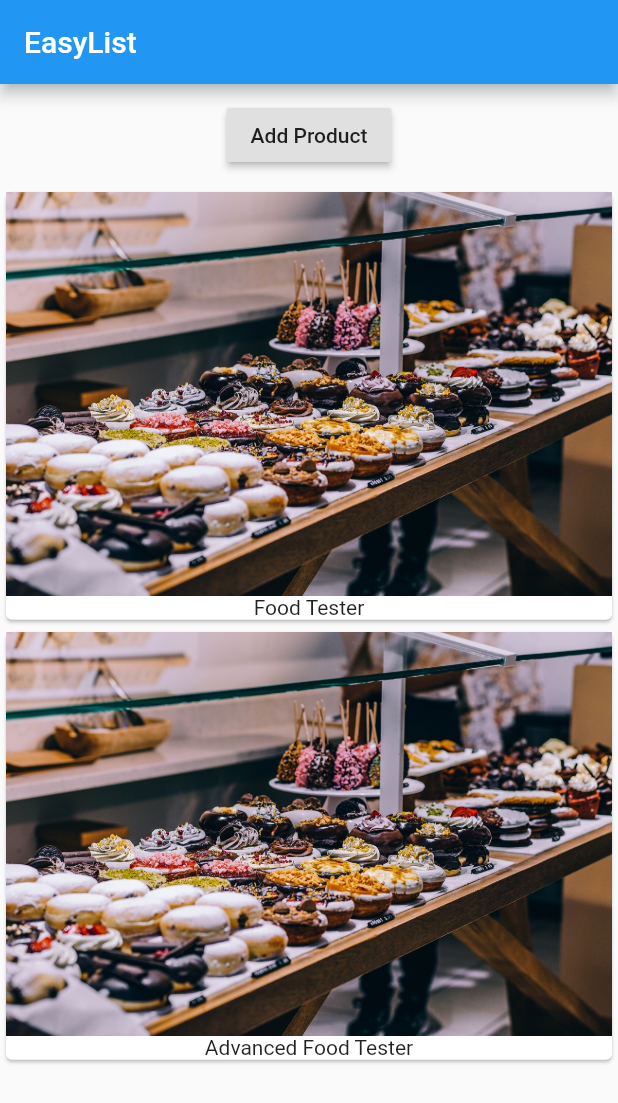
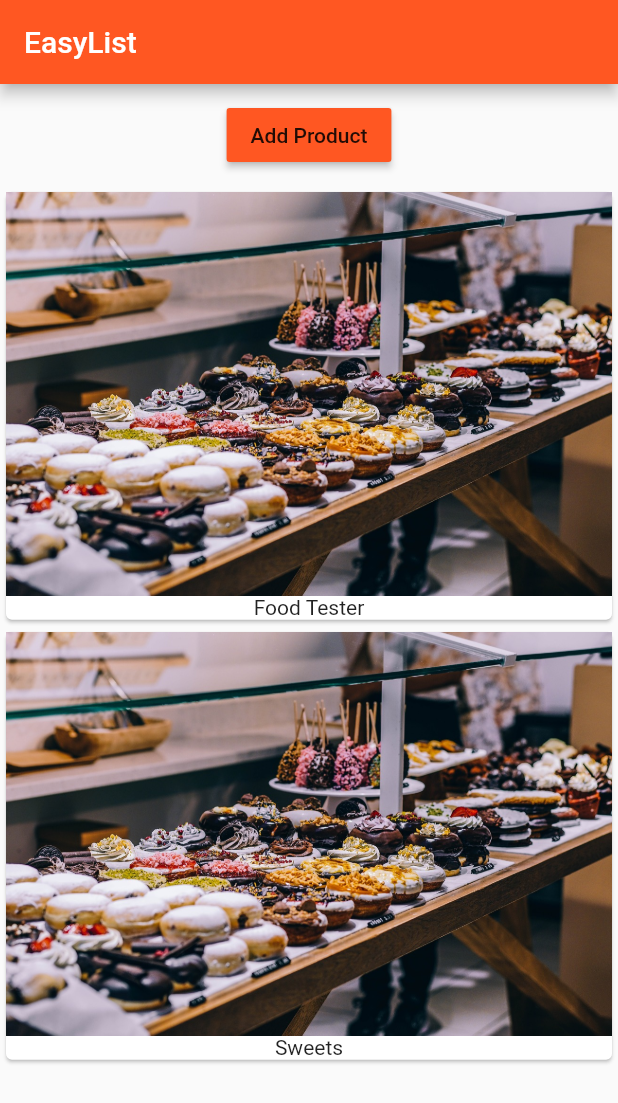
Before and after one commit to jgabrielgv/flutter_course, a Flutter app: the screen it shows after launch, after a tap on "Add Product", on a phone screen of 412 x 824 dp. Shown: the top 1103 px of the screen. Run offline on Flutter 3.47's test engine with Material 2 defaults, Android fonts, the phone set to English and light mode, and no system bars.

Commit message:
adding Expanded widget

```diff
--- a/lib/main.dart
+++ b/lib/main.dart
@@ -8,6 +8,11 @@ class MyApp extends StatelessWidget {
   Widget build(BuildContext context) {
     // TODO: implement build
     return MaterialApp(
+      theme: ThemeData(
+        brightness: Brightness.light,
+        primarySwatch: Colors.deepOrange,
+        accentColor: Colors.deepPurple,
+      ),
       home: Scaffold(
         appBar: AppBar(
           title: Text('EasyList'),
--- /dev/null
+++ b/lib/product_control.dart
@@ -0,0 +1,17 @@
+import 'package:flutter/material.dart';
+
+class ProductControl extends StatelessWidget {
+  final Function addProduct;
+
+  ProductControl(this.addProduct);
+
+  @override
+    Widget build(BuildContext context) {
+      // TODO: implement build
+      return RaisedButton(
+          color: Theme.of(context).primaryColor,
+          onPressed: () => addProduct('Sweets'),
+          child: Text('Add Product'),
+        );
+    }
+}
--- a/lib/product_manager.dart
+++ b/lib/product_manager.dart
@@ -1,5 +1,6 @@
 import 'package:flutter/material.dart';
 import './products.dart';
+import './product_control.dart';
 
 class ProductManager extends StatefulWidget {
   final String startingProduct;
@@ -23,21 +24,27 @@ class _ProductManagerState extends State<ProductManager> {
   }
 
   @override
+  void didUpdateWidget(ProductManager oldWidget) {
+    super.didUpdateWidget(oldWidget);
+  }
+
+  void _addProduct(String product) {
+    setState(() {
+      _products.add(product);
+    });
+  }
+
+  @override
   Widget build(BuildContext context) {
     // TODO: implement build
     return Column(children: <Widget>[
       Container(
         margin: EdgeInsets.all(10.0),
-        child: RaisedButton(
-          onPressed: () {
-            setState(() {
-              _products.add('Advanced Food Tester');
-            });
-          },
-          child: Text('Add Product'),
-        ),
+        child: ProductControl(_addProduct),
       ),
-      Products(_products)
+      Expanded(
+        child: Products(_products)
+      ),
     ]);
   }
 }
--- a/lib/products.dart
+++ b/lib/products.dart
@@ -7,21 +7,24 @@ class Products extends StatelessWidget {
     // print('[Products Widget] Constructor');
   }
 
+  Card _buildProductItem(BuildContext context, int index) {
+    return Card(
+      child: Column(
+        children: <Widget>[
+          Image.asset('assets/food.jpg'),
+          Text(products[index])
+        ],
+      ),
+    );
+  }
+
   @override
   Widget build(BuildContext context) {
     // print('[Products Widget] build()');
     // TODO: implement build
-    return Column(
-      children: products
-          .map((element) => Card(
-                child: Column(
-                  children: <Widget>[
-                    Image.asset('assets/food.jpg'),
-                    Text(element)
-                  ],
-                ),
-              ))
-          .toList(),
+    return ListView.builder(
+      itemBuilder: _buildProductItem,
+      itemCount: products.length,
     );
   }
 }
```
